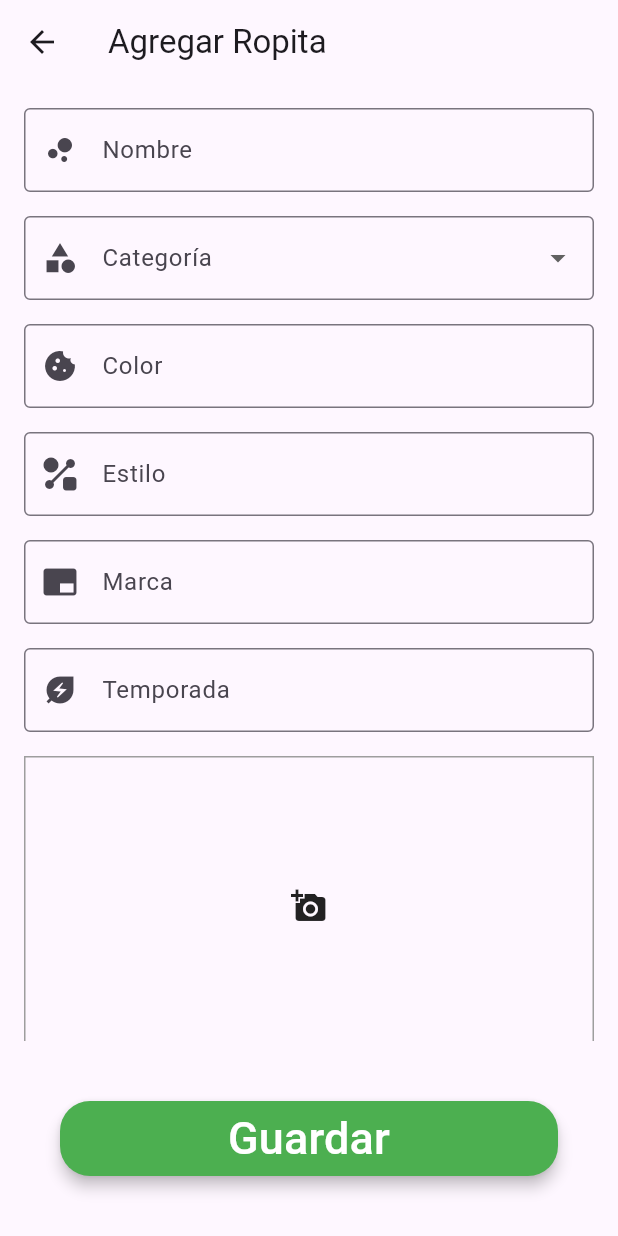
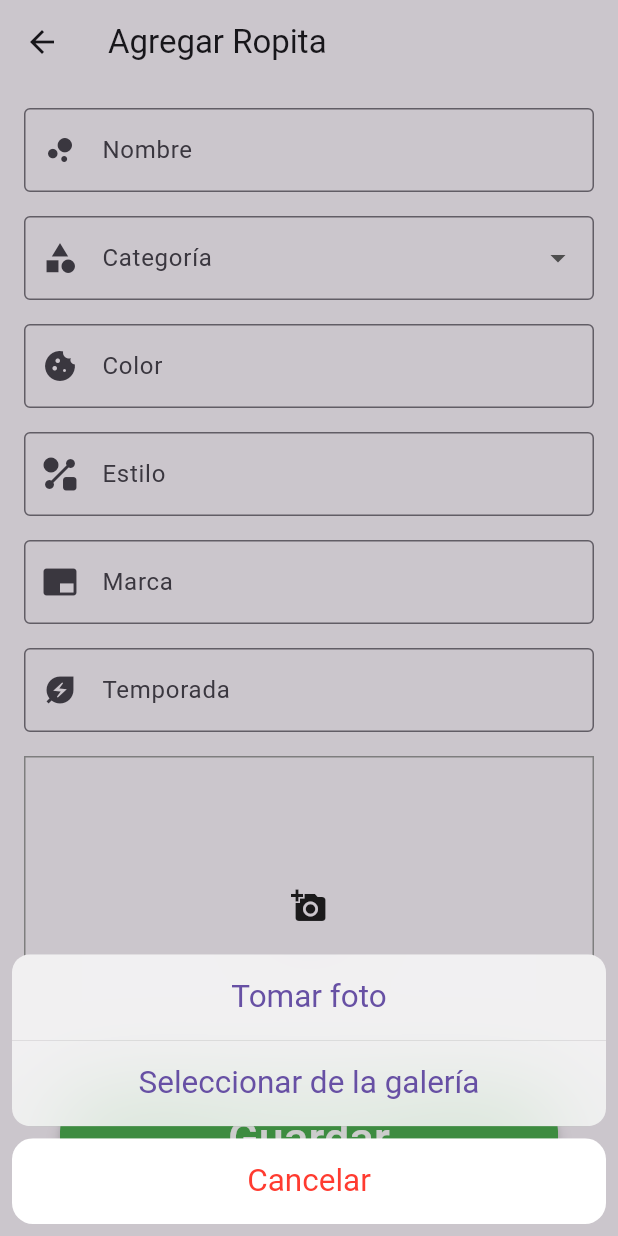
Before and after one commit to crisywini/pintapp, a Flutter app: the AddItemScreen screen opened by its route, after a tap on the "add a photo" icon, on a phone screen of 412 x 824 dp. Run offline on Flutter 3.47's test engine with Material 3 defaults, Android fonts, the phone set to English and light mode, and no system bars; our stand-ins replace image_picker; Roboto replaces fonts that are missing (Bebas Neue).

Commit message:
Add cupertino to select image source & fix permission (fixes #1)

```diff
--- a/lib/presentation/screens/add_item_screen.dart
+++ b/lib/presentation/screens/add_item_screen.dart
@@ -1,7 +1,5 @@
 import 'package:flutter/material.dart';
 import 'package:pintapp/presentation/widgets/add_item_form_widget.dart';
-import 'package:pintapp/presentation/widgets/button_gesture_detector_widget.dart';
-import 'package:pintapp/presentation/widgets/select_image_widget.dart';
 
 class AddItemScreen extends StatelessWidget {
   const AddItemScreen({super.key});
--- a/lib/presentation/screens/menu_screen.dart
+++ b/lib/presentation/screens/menu_screen.dart
@@ -47,7 +47,6 @@ class _CustomGestureDetector extends StatelessWidget {
   final Color color;
 
   const _CustomGestureDetector({
-    super.key,
     required this.imageUrl,
     required this.valueName,
     required this.onPressed,
--- a/lib/presentation/widgets/add_item_form_widget.dart
+++ b/lib/presentation/widgets/add_item_form_widget.dart
@@ -61,7 +61,7 @@ class _CustomAddItemFormWidgetState extends State<_FormListViewWidget> {
             ),
             value: _category,
             items: categoryElements
-                .map((e) => DropdownMenuItem(child: Text(e), value: e))
+                .map((e) => DropdownMenuItem(value: e, child: Text(e)))
                 .toList(),
             onChanged: (value) => setState(() => _category = value),
           ),
--- a/lib/presentation/widgets/select_image_widget.dart
+++ b/lib/presentation/widgets/select_image_widget.dart
@@ -1,11 +1,11 @@
 import 'dart:io';
 
+import 'package:flutter/cupertino.dart';
 import 'package:flutter/material.dart';
 import 'package:image_picker/image_picker.dart';
-import 'package:permission_handler/permission_handler.dart';
 
 class SelectImageWidget extends StatefulWidget {
-  SelectImageWidget({super.key});
+  const SelectImageWidget({super.key});
 
   @override
   State<StatefulWidget> createState() => _SelectImageWidgetState();
@@ -18,7 +18,34 @@ class _SelectImageWidgetState extends State<SelectImageWidget> {
   @override
   Widget build(BuildContext context) {
     return GestureDetector(
-      onTap: () => {_pickImage()},
+      onTap: () async {
+        showCupertinoModalPopup(
+          context: context,
+          builder: (context) => CupertinoActionSheet(
+            actions: [
+              CupertinoActionSheetAction(
+                child: Text('Tomar foto'),
+                onPressed: () {
+                  Navigator.pop(context);
+                  _pickImage(ImageSource.camera);
+                },
+              ),
+              CupertinoActionSheetAction(
+                child: Text('Seleccionar de la galería'),
+                onPressed: () {
+                  Navigator.pop(context);
+                  _pickImage(ImageSource.gallery);
+                },
+              ),
+            ],
+            cancelButton: CupertinoActionSheetAction(
+              onPressed: () => Navigator.pop(context),
+              isDestructiveAction: true,
+              child: Text('Cancelar'),
+            ),
+          ),
+        );
+      },
       child: Container(
         height: 200,
         decoration: BoxDecoration(border: Border.all(color: Colors.grey)),
@@ -29,29 +56,16 @@ class _SelectImageWidgetState extends State<SelectImageWidget> {
     );
   }
 
-  Future<void> _pickImage() async {
-    final PermissionStatus cameraStatus = await Permission.camera.request();
-    final PermissionStatus photosStatus = await Permission.photos.request();
-
-    print('Camera status: $cameraStatus');
-    print('Photos status: $photosStatus');
-
-    if (cameraStatus.isGranted) {
+  Future<void> _pickImage(ImageSource source) async {
     try {
-        final XFile? image = await _picker.pickImage(
-          source: ImageSource.camera,
-        );
+      final XFile? image = await _picker.pickImage(source: source);
       if (image != null) {
         setState(() {
           _imagePath = image.path;
         });
       }
     } catch (e) {
-        print('Error: $e');
       _showError('Error al tomar la foto: $e');
-      }
-    } else {
-      _showPermissionDialog();
     }
   }
 
@@ -60,29 +74,4 @@ class _SelectImageWidgetState extends State<SelectImageWidget> {
       context,
     ).showSnackBar(SnackBar(content: Text(message)));
   }
-
-  void _showPermissionDialog() {
-    showDialog(
-      context: context,
-      builder: (context) => AlertDialog(
-        title: Text("Permiso requerido"),
-        content: Text(
-          'Para tomar fotos necesitamos acceso a la cámara. Ve a configuración y habilita el permiso',
-        ),
-        actions: [
-          TextButton(
-            onPressed: () => Navigator.pop(context),
-            child: Text('Cerrar'),
-          ),
-          TextButton(
-            onPressed: () {
-              Navigator.pop(context);
-              openAppSettings();
-            },
-            child: Text('Configuración'),
-          ),
-        ],
-      ),
-    );
 }
-}
```
Also changed, not shown: 1 other file. Lines whose indentation alone changed are shown as unchanged.
